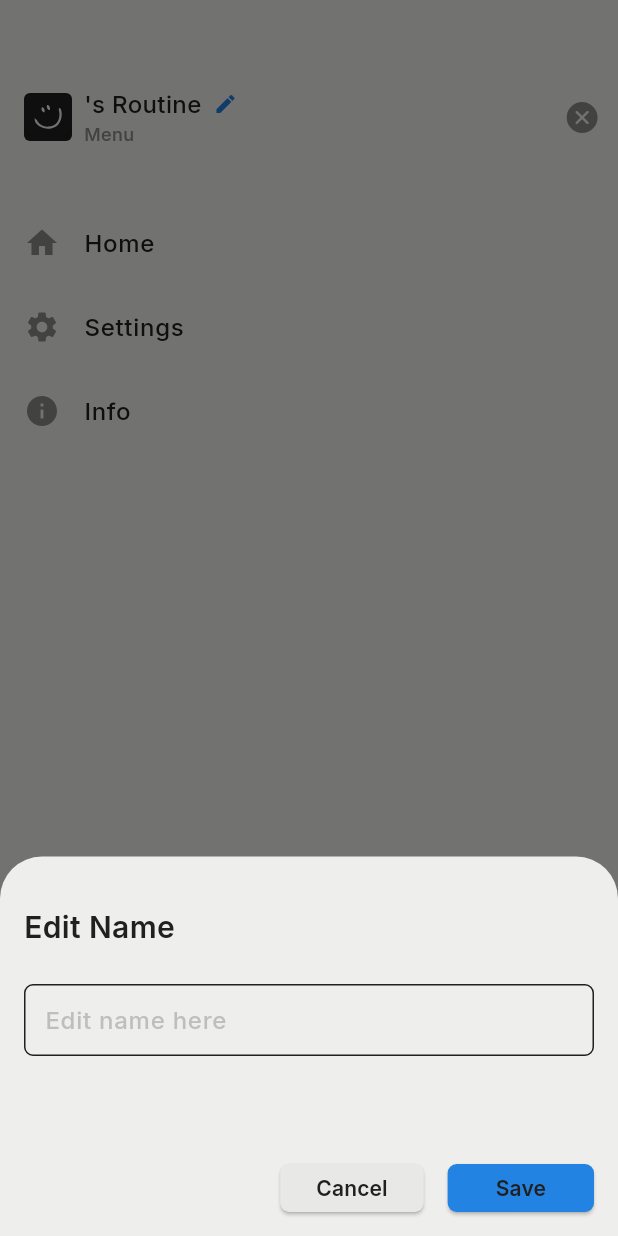
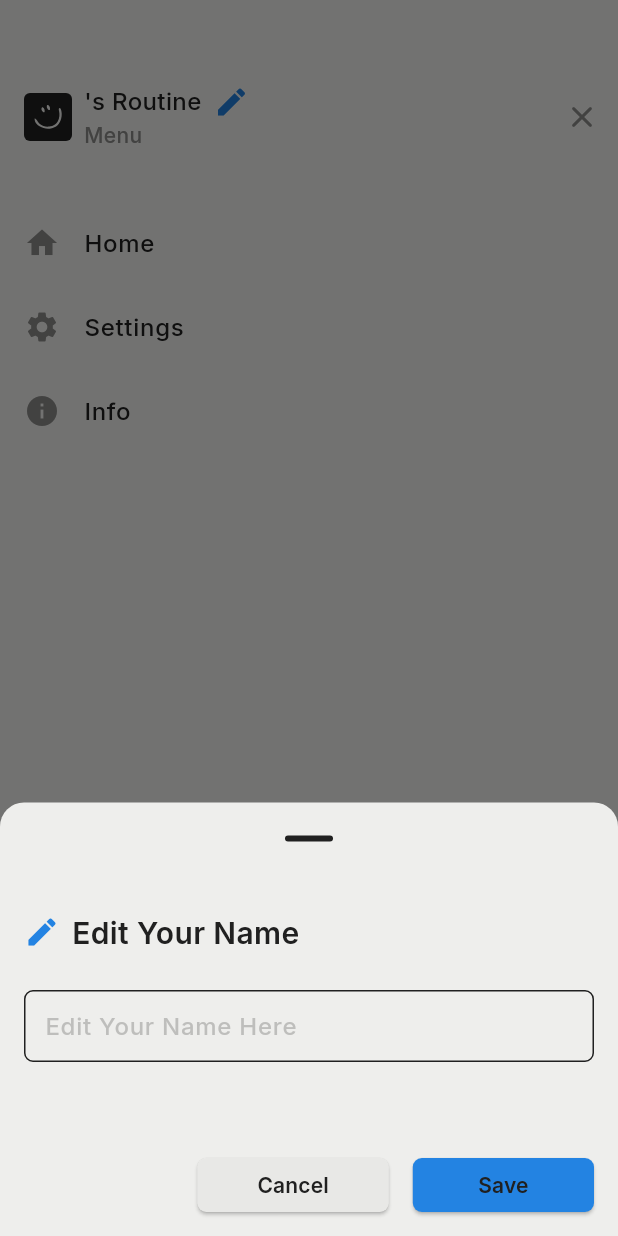
Before and after one commit to ProjectSolutus/routine, a Flutter app: the HomeScreen screen opened by its route, item 2 of the bottom bar chosen, in the side drawer, after a tap on the "edit" icon, on a phone screen of 412 x 824 dp. Run offline on Flutter 3.47's test engine with Material 3 defaults, Android fonts, the phone set to English and light mode, and no system bars; our stand-ins replace flutter_svg, get, google_fonts.

Commit message:
Added custom date picker timeline

```diff
--- a/lib/core/strings.dart
+++ b/lib/core/strings.dart
@@ -42,8 +42,13 @@ class AppStrings {
   static const String menu = "Menu";
 
   //Today Screen
-  static const String editname = "Edit Name";
-  static const String editHint = "Edit name here";
-  static const String save = "Save";
+  static const String editname = "Edit Your Name";
+  static const String editHint = "Edit Your Name Here";
+  static const String save = " Save ";
   static const String cancel = "Cancel";
+
+  //errors
+  static const String number = "Please use letters only – no numbers, please!";
+  static const String space = "Make sure your name doesn't start with a space.";
+  static const String symbol = "Skip the symbols – just letters are perfect!";
 }
--- a/lib/core/utils/any_extension.dart
+++ /dev/null
@@ -1 +0,0 @@
-class AnyExtension {}
--- /dev/null
+++ b/lib/core/widgets/custom_date_picker.dart
@@ -0,0 +1,169 @@
+import 'package:flutter/material.dart';
+import 'package:google_fonts/google_fonts.dart';
+import 'package:intl/intl.dart';
+
+class CustomDatePickerTimeline extends StatefulWidget {
+  final DateTime startDate;
+  final DateTime endDate;
+  final ValueChanged<DateTime>? onDateSelected;
+
+  const CustomDatePickerTimeline({
+    super.key,
+    required this.startDate,
+    required this.endDate,
+    this.onDateSelected,
+  });
+
+  @override
+  CustomDatePickerTimelineState createState() =>
+      CustomDatePickerTimelineState();
+}
+
+class CustomDatePickerTimelineState extends State<CustomDatePickerTimeline> {
+  DateTime _selectedDate = DateTime.now();
+  late List<DateTime> _dates;
+  late ScrollController _scrollController;
+
+  @override
+  void initState() {
+    super.initState();
+    _dates = _generateDateRange(widget.startDate, widget.endDate);
+    _scrollController = ScrollController();
+    WidgetsBinding.instance.addPostFrameCallback((_) {
+      _scrollToToday();
+    });
+  }
+
+  @override
+  void dispose() {
+    _scrollController.dispose();
+    super.dispose();
+  }
+
+  List<DateTime> _generateDateRange(DateTime start, DateTime end) {
+    List<DateTime> dates = [];
+    DateTime currentDate = start;
+    while (currentDate.isBefore(end) || currentDate.isAtSameMomentAs(end)) {
+      dates.add(currentDate);
+      currentDate = currentDate.add(const Duration(days: 1));
+    }
+    return dates;
+  }
+
+  void _scrollToToday() {
+    DateTime today = DateTime.now();
+    int index = _dates.indexWhere((date) => _isSameDay(date, today));
+    if (index != -1) {
+      double itemWidth = 68.0;
+      double viewportWidth = MediaQuery.of(context).size.width;
+      double padding = 10;
+
+      double offset = (index * (itemWidth + 16)) -
+          (viewportWidth / 2) +
+          (itemWidth / 2) +
+          padding;
+      _scrollController.jumpTo(offset);
+    }
+  }
+
+  @override
+  Widget build(BuildContext context) {
+    DateTime today = DateTime.now();
+    final theme = Theme.of(context);
+    return SizedBox(
+      height: 120,
+      child: ListView.builder(
+        controller: _scrollController,
+        scrollDirection: Axis.horizontal,
+        itemCount: _dates.length,
+        itemBuilder: (context, index) {
+          DateTime date = _dates[index];
+          bool isSelected = _selectedDate.isAtSameMomentAs(date);
+          bool isToday = _isSameDay(date, today);
+
+          return GestureDetector(
+            onTap: () {
+              setState(() {
+                _selectedDate = date;
+                if (widget.onDateSelected != null) {
+                  widget.onDateSelected!(date);
+                }
+              });
+            },
+            child: Container(
+              width: 60,
+              margin: const EdgeInsets.symmetric(horizontal: 12),
+              child: Column(
+                children: [
+                  Container(
+                    width: 56,
+                    height: 72,
+                    decoration: BoxDecoration(
+                      color: isSelected
+                          ? theme.colorScheme.primary
+                          : (isToday
+                              ? theme.colorScheme.primary.withOpacity(0.1)
+                              : theme.colorScheme.surface),
+                      borderRadius: BorderRadius.circular(6),
+                      border: Border.all(
+                        color: isSelected
+                            ? Colors.transparent
+                            : Colors.transparent,
+                        width: 1.5,
+                      ),
+                    ),
+                    alignment: Alignment.center,
+                    child: Column(
+                      mainAxisAlignment: MainAxisAlignment.center,
+                      children: [
+                        Text(
+                          DateFormat('d').format(date),
+                          style: GoogleFonts.inter(
+                            fontSize: 16,
+                            color: isSelected
+                                ? theme.colorScheme.onPrimary
+                                : theme.colorScheme.onBackground,
+                            fontWeight:
+                                isSelected ? FontWeight.w600 : FontWeight.w500,
+                          ),
+                        ),
+                        const SizedBox(height: 8),
+                        Text(
+                          DateFormat('MMM').format(date),
+                          style: GoogleFonts.inter(
+                            color: isSelected
+                                ? theme.colorScheme.background.withOpacity(0.5)
+                                : theme.colorScheme.onSecondary,
+                            fontWeight:
+                                isSelected ? FontWeight.w600 : FontWeight.w500,
+                            fontSize: 10,
+                          ),
+                        ),
+                      ],
+                    ),
+                  ),
+                  if (isToday)
+                    Container(
+                      margin: const EdgeInsets.only(top: 8),
+                      width: 56,
+                      height: 6,
+                      decoration: BoxDecoration(
+                        color: theme.colorScheme.primary,
+                        borderRadius: BorderRadius.circular(4),
+                      ),
+                    )
+                ],
+              ),
+            ),
+          );
+        },
+      ),
+    );
+  }
+
+  bool _isSameDay(DateTime date1, DateTime date2) {
+    return date1.year == date2.year &&
+        date1.month == date2.month &&
+        date1.day == date2.day;
+  }
+}
--- a/lib/core/widgets/custom_drawer.dart
+++ b/lib/core/widgets/custom_drawer.dart
@@ -1,4 +1,3 @@
-import 'package:flutter/cupertino.dart';
 import 'package:flutter/material.dart';
 import 'package:flutter_svg/flutter_svg.dart';
 import 'package:get/get.dart';
@@ -71,8 +70,14 @@ class CustomDrawer extends StatelessWidget {
                                 ),
                                 GestureDetector(
                                   onTap: () {
-                                    // Show the custom bottom sheet to edit the name
                                     showModalBottomSheet(
+                                      showDragHandle: true,
+                                      shape: const RoundedRectangleBorder(
+                                        borderRadius: BorderRadius.vertical(
+                                          top: Radius.circular(
+                                              16), // Change this to your desired radius
+                                        ),
+                                      ),
                                       context: context,
                                       isScrollControlled: true,
                                       builder: (context) {
@@ -83,7 +88,7 @@ class CustomDrawer extends StatelessWidget {
                                   child: Icon(
                                     Icons.edit,
                                     color: theme.colorScheme.primary,
-                                    size: 16,
+                                    size: 24,
                                   ),
                                 ),
                               ],
@@ -92,7 +97,7 @@ class CustomDrawer extends StatelessWidget {
                               AppStrings.menu,
                               style: GoogleFonts.inter(
                                 color: theme.colorScheme.onSecondary,
-                                fontSize: 12,
+                                fontSize: 14,
                                 fontWeight: FontWeight.w500,
                               ),
                             ),
@@ -102,8 +107,11 @@ class CustomDrawer extends StatelessWidget {
                     ),
                   ),
                   IconButton(
-                    icon: Icon(CupertinoIcons.clear_circled_solid,
-                        color: theme.colorScheme.onSecondary),
+                    icon: Icon(
+                      Icons.close_rounded,
+                      color: theme.colorScheme.onSecondary,
+                      size: 24,
+                    ),
                     onPressed: () {
                       Navigator.of(context).pop();
                     },
--- a/lib/core/widgets/edit_name_bottom_sheet.dart
+++ b/lib/core/widgets/edit_name_bottom_sheet.dart
@@ -23,6 +23,28 @@ class EditNameBottomSheet extends StatelessWidget {
       text: nameController.nameController.text,
     );
 
+    RxString localErrorText = ''.obs;
+    RxBool localIsInputValid = false.obs;
+
+    void validateLocalInput(String value) {
+      if (value.isEmpty) {
+        localErrorText.value = '';
+        localIsInputValid.value = false;
+      } else if (value.startsWith(' ')) {
+        localErrorText.value = AppStrings.space;
+        localIsInputValid.value = false;
+      } else if (RegExp(r'[0-9]').hasMatch(value)) {
+        localErrorText.value = AppStrings.number;
+        localIsInputValid.value = false;
+      } else if (RegExp(r'[^a-zA-Z\s]').hasMatch(value)) {
+        localErrorText.value = AppStrings.symbol;
+        localIsInputValid.value = false;
+      } else {
+        localErrorText.value = '';
+        localIsInputValid.value = true;
+      }
+    }
+
     return Padding(
       padding: EdgeInsets.only(
         bottom: MediaQuery.of(context).viewInsets.bottom,
@@ -32,15 +54,28 @@ class EditNameBottomSheet extends StatelessWidget {
         mainAxisSize: MainAxisSize.min,
         children: [
           const SizedBox(
-            height: 16,
+            height: 8,
+          ),
+          Row(
+            children: [
+              const SizedBox(
+                width: 16,
+              ),
+              Icon(
+                Icons.edit,
+                color: theme.colorScheme.primary,
+                size: 24,
               ),
               Padding(
-            padding: const EdgeInsets.all(16.0),
+                padding: const EdgeInsets.only(
+                    left: 8, right: 16, top: 16, bottom: 16),
                 child: Text(
                   AppStrings.editname,
-              style:
-              GoogleFonts.inter(fontSize: 20, fontWeight: FontWeight.w600),
+                  style: GoogleFonts.inter(
+                      fontSize: 20, fontWeight: FontWeight.w600),
                 ),
+              ),
+            ],
           ),
           const SizedBox(
             height: 8,
@@ -65,17 +100,17 @@ class EditNameBottomSheet extends StatelessWidget {
                     hintText: AppStrings.editHint,
                     hintStyle: GoogleFonts.inter(
                         color: theme.colorScheme.onSecondary.withOpacity(0.5)),
-                errorText: nameController.errorText.value.isEmpty
+                    errorText: localErrorText.value.isEmpty
                         ? null
-                    : nameController.errorText.value,
+                        : localErrorText.value,
                   ),
                   onChanged: (value) {
-                // Temporary changes will not update NameController state
+                    validateLocalInput(value);
                   },
                 )),
           ),
           const SizedBox(
-            height: 56,
+            height: 48,
           ),
           Padding(
             padding: const EdgeInsets.all(16.0),
@@ -84,7 +119,7 @@ class EditNameBottomSheet extends StatelessWidget {
               children: [
                 CustomButton(
                   textPadding: const EdgeInsets.only(
-                      right: 24, bottom: 6, top: 6, left: 24),
+                      right: 40, bottom: 8, top: 8, left: 40),
                   text: AppStrings.cancel,
                   color: theme.colorScheme.secondary,
                   textColor: theme.colorScheme.onBackground,
@@ -95,12 +130,12 @@ class EditNameBottomSheet extends StatelessWidget {
                 const SizedBox(width: 16),
                 CustomButton(
                   textPadding: const EdgeInsets.only(
-                      right: 32, bottom: 6, top: 6, left: 32),
+                      right: 40, bottom: 8, top: 8, left: 40),
                   text: AppStrings.save,
                   color: theme.colorScheme.primary,
                   textColor: theme.colorScheme.onBackground,
                   onPressed: () {
-                    if (nameController.isInputValid.value) {
+                    if (localIsInputValid.value) {
                       String newName = localController.text;
                       nameController.updateName(newName);
                       todayController.username.value = newName;
--- a/lib/modules/views/home_screen.dart
+++ b/lib/modules/views/home_screen.dart
@@ -1,7 +1,7 @@
 import 'package:flutter/cupertino.dart';
 import 'package:flutter/material.dart';
 import 'package:routine/modules/views/habit_screen.dart';
-import 'package:routine/modules/views/task_screen.dart';
+import 'package:routine/modules/views/task%20screens/task_screen.dart';
 import 'package:routine/modules/views/time_table_screen.dart';
 import 'package:routine/modules/views/today_screen.dart';
 
@@ -44,8 +44,11 @@ class _HomeScreenState extends State<HomeScreen> {
             top: 54,
             right: 0,
             child: IconButton(
-              icon: Icon(CupertinoIcons.ellipsis_vertical,
-                  color: theme.colorScheme.onBackground),
+              icon: Icon(
+                Icons.menu_rounded,
+                color: theme.colorScheme.onBackground,
+                size: 24,
+              ),
               onPressed: () {
                 _scaffoldKey.currentState
                     ?.openEndDrawer(); // Use the GlobalKey to open the drawer
--- a/lib/modules/views/today_screen.dart
+++ b/lib/modules/views/today_screen.dart
@@ -1,18 +1,25 @@
 import 'package:flutter/material.dart';
-import 'package:flutter_svg/flutter_svg.dart'; // Updated import
+import 'package:flutter_svg/flutter_svg.dart';
 import 'package:get/get.dart';
 import 'package:google_fonts/google_fonts.dart';
-import 'package:routine/core/strings.dart';
+import 'package:intl/intl.dart';
 
+import '../../core/widgets/custom_date_picker.dart';
 import '../controllers/today_controller.dart';
 
-class TodayScreen extends StatelessWidget {
+class TodayScreen extends StatefulWidget {
   const TodayScreen({super.key});
 
   @override
+  TodayScreenState createState() => TodayScreenState();
+}
+
+class TodayScreenState extends State<TodayScreen> {
+  final TodayController controller = Get.put(TodayController());
+  DateTime _selectedDate = DateTime.now();
+
+  @override
   Widget build(BuildContext context) {
-    final TodayController controller = Get.put(TodayController());
-
     return Scaffold(
       body: Obx(() {
         RxString name = controller.username;
@@ -21,15 +28,19 @@ class TodayScreen extends StatelessWidget {
         final String logoPath =
             isDarkMode ? 'assets/svgs/5.svg' : 'assets/svgs/5_dark.svg';
 
-        return Column(
+        // Define the range for the date picker
+        DateTime today = DateTime.now();
+        DateTime startDate = today.subtract(const Duration(days: 60));
+        DateTime endDate = today.add(const Duration(days: 60));
+
+        return SingleChildScrollView(
+          child: Column(
             children: [
               Padding(
                 padding: const EdgeInsets.only(top: 54, left: 16, right: 16),
                 child: SizedBox(
                   child: Row(
                     children: <Widget>[
-                    Row(
-                      children: [
                       Container(
                         decoration: BoxDecoration(
                           color: theme.colorScheme.onBackground,
@@ -59,10 +70,10 @@ class TodayScreen extends StatelessWidget {
                             ),
                           ),
                           Text(
-                              AppStrings.today,
+                            _formatDate(_selectedDate),
                             style: GoogleFonts.inter(
                               color: theme.colorScheme.onSecondary,
-                                fontSize: 12,
+                              fontSize: 14,
                               fontWeight: FontWeight.w500,
                             ),
                           ),
@@ -70,13 +81,44 @@ class TodayScreen extends StatelessWidget {
                       ),
                     ],
                   ),
+                ),
+              ),
+              const SizedBox(height: 24),
+              CustomDatePickerTimeline(
+                startDate: startDate,
+                endDate: endDate,
+                onDateSelected: (date) {
+                  setState(() {
+                    _selectedDate = date;
+                  });
+                },
+              ),
             ],
           ),
-              ),
-            ),
-          ],
         );
       }),
     );
   }
+
+  String _formatDate(DateTime date) {
+    DateTime today = DateTime.now();
+    DateTime yesterday = today.subtract(const Duration(days: 1));
+    DateTime tomorrow = today.add(const Duration(days: 1));
+
+    if (_isSameDay(date, today)) {
+      return 'Today';
+    } else if (_isSameDay(date, yesterday)) {
+      return 'Yesterday';
+    } else if (_isSameDay(date, tomorrow)) {
+      return 'Tomorrow';
+    } else {
+      return DateFormat('d MMM yyyy').format(date);
     }
+  }
+
+  bool _isSameDay(DateTime date1, DateTime date2) {
+    return date1.year == date2.year &&
+        date1.month == date2.month &&
+        date1.day == date2.day;
+  }
+}
--- a/lib/routes/app_pages.dart
+++ b/lib/routes/app_pages.dart
@@ -3,6 +3,7 @@ import 'package:routine/modules/views/home_screen.dart';
 import '../modules/views/name_screen.dart';
 import '../modules/views/onboarding_screen.dart';
 import 'app_routes.dart';
+import '../core/utils/custom_transition.dart'; // Import the custom transition
 
 class AppPages {
   static final List<GetPage<dynamic>> routes = <GetPage<dynamic>>[
@@ -10,16 +11,19 @@ class AppPages {
       name: AppRoutes.start,
       page: () => OnboardingScreen(),
       preventDuplicates: true,
+      customTransition: MyCustomTransition(),
     ),
     GetPage(
       name: AppRoutes.namescreen,
       page: () => NameScreen(),
       preventDuplicates: true,
+      customTransition: MyCustomTransition(), // Use the custom transition
     ),
     GetPage(
       name: AppRoutes.homescreen,
       page: () => HomeScreen(),
       preventDuplicates: true,
+      customTransition: MyCustomTransition(),
     ),
   ];
 }
--- a/pubspec.yaml
+++ b/pubspec.yaml
@@ -11,6 +11,7 @@ environment:
 dependencies:
   flutter:
     sdk: flutter
+  intl: ^0.19.0
   get: ^4.6.6
   google_fonts: ^6.2.1
   dynamic_color: ^1.7.0
```
Also changed, not shown: lib/core/utils/custom_transition.dart (added, +26 -0 lines), lib/modules/controllers/name_controller.dart (+4 -3 lines), lib/modules/views/name_screen.dart (indentation only), lib/modules/views/task screens/task_screen.dart (renamed from lib/modules/views/task_screen.dart), pubspec.lock. Lines whose indentation alone changed are shown as unchanged.
